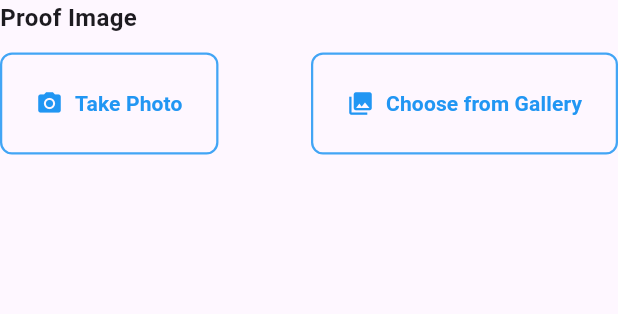
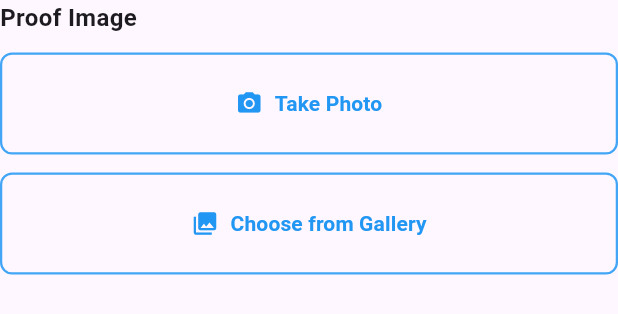
Before and after one commit to nitindavegit/Karma-Split, a Flutter app: the ProofImage widget shown alone on an empty page, opened directly with empty values, on a phone screen of 412 x 824 dp. Shown: the top 314 px of the screen. Run offline on Flutter 3.47's test engine with Material 3 defaults, Android fonts, the phone set to English and light mode, and no system bars; our stand-ins replace cloud_firestore, firebase_auth, firebase_core, flutter_dotenv, flutter_image_compress, flutter_riverpod and 2 more; accounts and stored records are empty.

Commit message:
Pixel overflow fix

```diff
--- a/lib/widgets/proof_image.dart
+++ b/lib/widgets/proof_image.dart
@@ -20,6 +20,29 @@ class ProofImage extends StatelessWidget {
       shape: RoundedRectangleBorder(borderRadius: BorderRadius.circular(8)),
       padding: const EdgeInsets.symmetric(vertical: 24, horizontal: 24),
     );
+
+    final takePhotoButton = OutlinedButton.icon(
+      style: buttonStyle,
+      onPressed: onTakePhoto,
+      icon: const Icon(Icons.camera_alt, color: Colors.blue),
+      label: const Text(
+        'Take Photo',
+        style: TextStyle(color: Colors.blue, fontWeight: FontWeight.bold),
+      ),
+    );
+
+    final chooseFromGalleryButton = OutlinedButton.icon(
+      style: buttonStyle,
+      onPressed: onChooseFromGallery,
+      icon: const Icon(Icons.photo_library, color: Colors.blue),
+      label: const Text(
+        'Choose from Gallery',
+        style: TextStyle(color: Colors.blue, fontWeight: FontWeight.bold),
+      ),
+    );
+
+    const gap = 12.0;
+
     return Column(
       crossAxisAlignment: CrossAxisAlignment.start,
       children: [
@@ -28,34 +51,31 @@ class ProofImage extends StatelessWidget {
           style: TextStyle(fontWeight: FontWeight.bold, fontSize: 16),
         ),
         const SizedBox(height: 12),
-        Row(
-          mainAxisAlignment: MainAxisAlignment.spaceBetween,
-          children: [
-            OutlinedButton.icon(
-              style: buttonStyle,
-              onPressed: onTakePhoto,
-              icon: const Icon(Icons.camera_alt, color: Colors.blue),
-              label: const Text(
-                'Take Photo',
-                style: TextStyle(
-                  color: Colors.blue,
-                  fontWeight: FontWeight.bold,
-                ),
-              ),
-            ),
-            OutlinedButton.icon(
-              style: buttonStyle,
-              onPressed: onChooseFromGallery,
-              icon: const Icon(Icons.photo_library, color: Colors.blue),
-              label: const Text(
-                'Choose from Gallery',
-                style: TextStyle(
-                  color: Colors.blue,
-                  fontWeight: FontWeight.bold,
-                ),
-              ),
-            ),
-          ],
+        LayoutBuilder(
+          builder: (context, constraints) {
+            // On narrow screens, stacking prevents RenderFlex overflow.
+            // On wider screens, keep a 2-column layout.
+            final isNarrow = constraints.maxWidth < 420;
+
+            if (isNarrow) {
+              return Column(
+                crossAxisAlignment: CrossAxisAlignment.stretch,
+                children: [
+                  takePhotoButton,
+                  const SizedBox(height: gap),
+                  chooseFromGalleryButton,
+                ],
+              );
+            }
+
+            return Row(
+              children: [
+                Expanded(child: takePhotoButton),
+                const SizedBox(width: gap),
+                Expanded(child: chooseFromGalleryButton),
+              ],
+            );
+          },
         ),
       ],
     );
```
